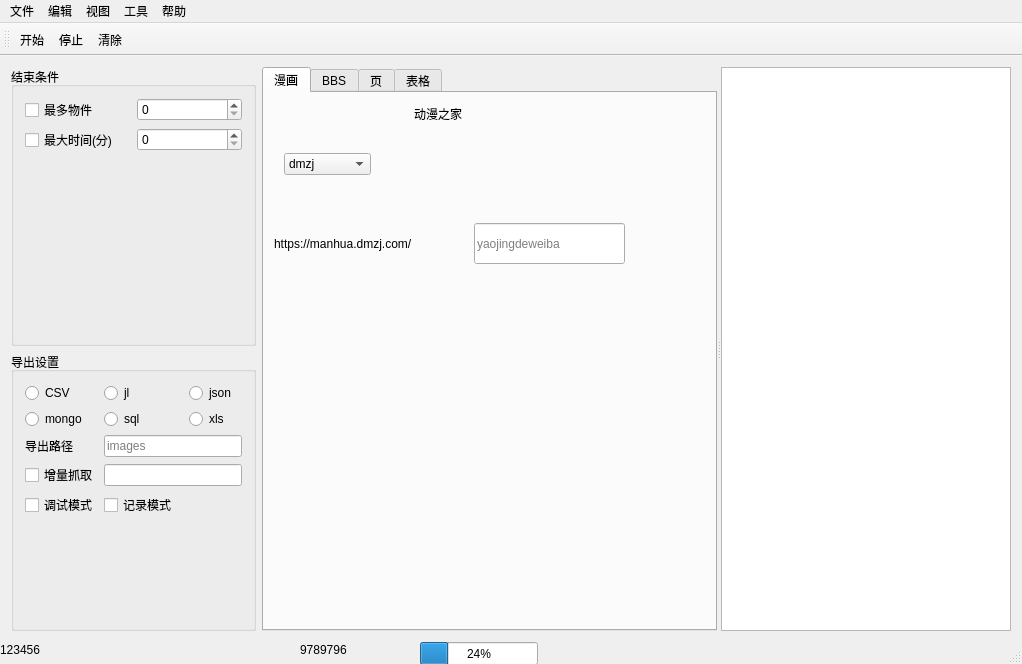
The window that code/scrapy/scrapy_sample/ui/mainwindow.ui (csy9730/pyScrawler) describes before a commit, drawn with Qt 5.
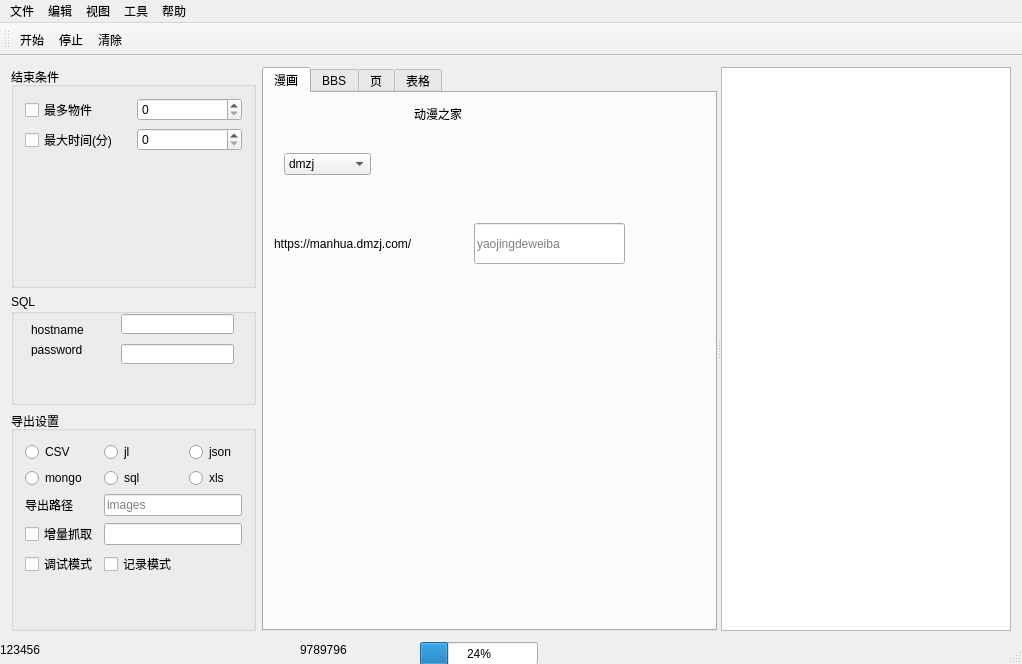
The same window after the commit. The open tabs and pages were chosen to show the change. Icons and pictures are not drawn.

What changed in the file:
```diff
--- a/code/scrapy/scrapy_sample/ui/mainwindow.ui
+++ b/code/scrapy/scrapy_sample/ui/mainwindow.ui
@@ -59,6 +59,65 @@
         </layout>
        </widget>
       </item>
+      <item>
+       <widget class="QGroupBox" name="groupBox_3">
+        <property name="minimumSize">
+         <size>
+          <width>0</width>
+          <height>111</height>
+         </size>
+        </property>
+        <property name="title">
+         <string>SQL</string>
+        </property>
+        <widget class="QLineEdit" name="lineEdit_2">
+         <property name="geometry">
+          <rect>
+           <x>110</x>
+           <y>20</y>
+           <width>113</width>
+           <height>20</height>
+          </rect>
+         </property>
+        </widget>
+        <widget class="QLineEdit" name="lineEdit_4">
+         <property name="geometry">
+          <rect>
+           <x>110</x>
+           <y>50</y>
+           <width>113</width>
+           <height>20</height>
+          </rect>
+         </property>
+        </widget>
+        <widget class="QLabel" name="label_7">
+         <property name="geometry">
+          <rect>
+           <x>20</x>
+           <y>30</y>
+           <width>54</width>
+           <height>12</height>
+          </rect>
+         </property>
+         <property name="text">
+          <string>hostname</string>
+         </property>
+        </widget>
+        <widget class="QLabel" name="label_8">
+         <property name="geometry">
+          <rect>
+           <x>20</x>
+           <y>50</y>
+           <width>54</width>
+           <height>12</height>
+          </rect>
+         </property>
+         <property name="text">
+          <string>password</string>
+         </property>
+        </widget>
+       </widget>
+      </item>
       <item>
        <widget class="QGroupBox" name="groupBox">
         <property name="title">
```
Left out of the diff: 13 changed lines with no effect on the pictures.
